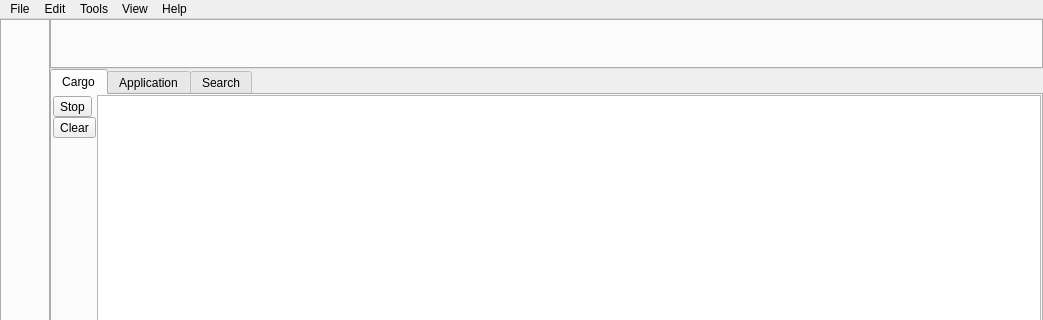
krre/afterglow, file Source/UI/MainWindow.ui: the form before one commit; both pictures show x 0 to 1043 and y 0 to 320 of the 1043 by 621 pixel window.
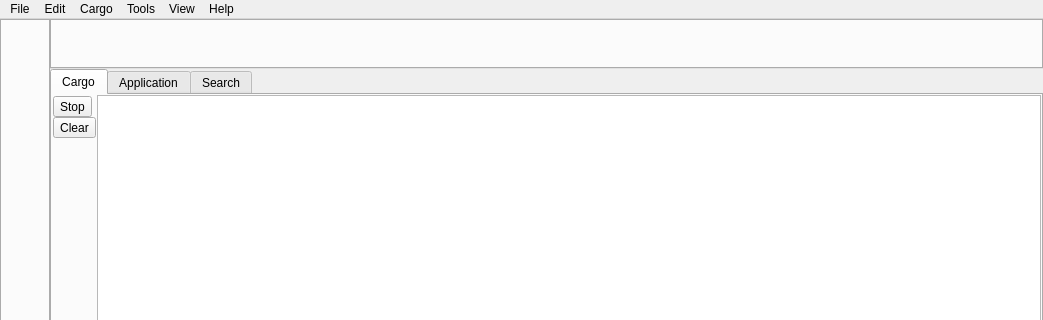
The form after the commit.

Commit message: Add Cargo menu to mainbar

The edit to the form file:
```diff
--- a/Source/UI/MainWindow.ui
+++ b/Source/UI/MainWindow.ui
@@ -272,7 +272,7 @@
      <x>0</x>
      <y>0</y>
      <width>1043</width>
-     <height>21</height>
+     <height>22</height>
     </rect>
    </property>
    <widget class="QMenu" name="menuFile">
@@ -327,8 +327,16 @@
     <addaction name="actionShowSidebar"/>
     <addaction name="actionShowOutput"/>
    </widget>
+   <widget class="QMenu" name="menuCargo">
+    <property name="title">
+     <string>Cargo</string>
+    </property>
+    <addaction name="actionBuild"/>
+    <addaction name="actionRun"/>
+   </widget>
    <addaction name="menuFile"/>
    <addaction name="menuEdit"/>
+   <addaction name="menuCargo"/>
    <addaction name="menuTools"/>
    <addaction name="menuView"/>
    <addaction name="menuHelp"/>
```
Left out of the diff: 16 changed lines with no effect on the pictures. The commit also changes 2 other files.
